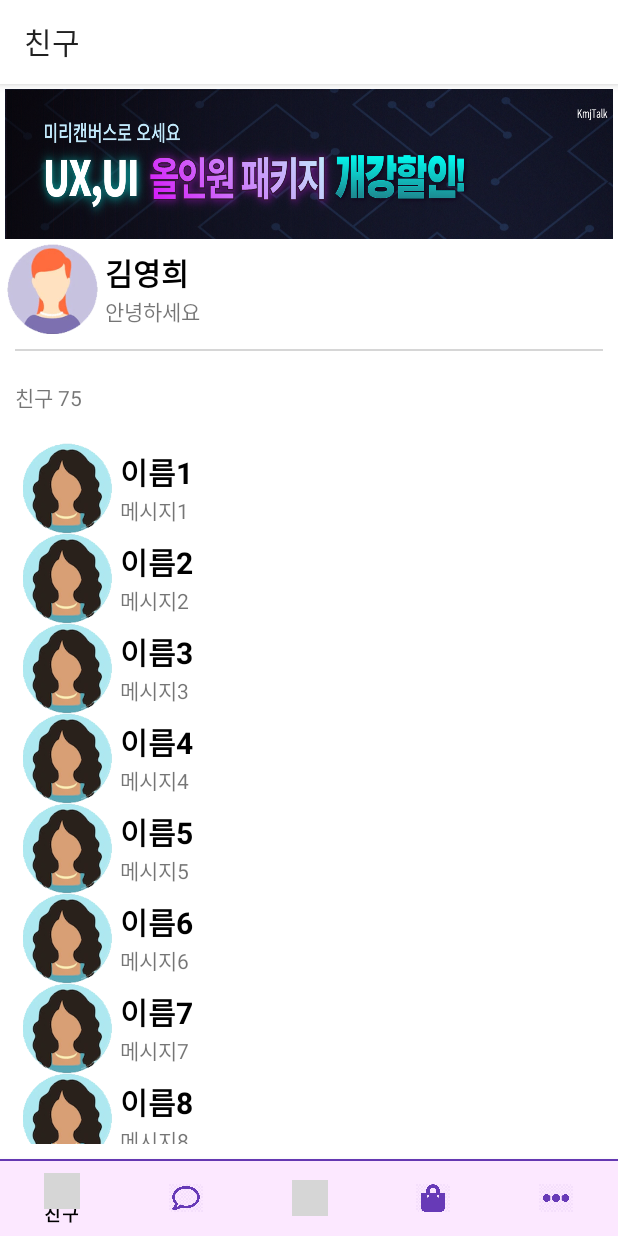
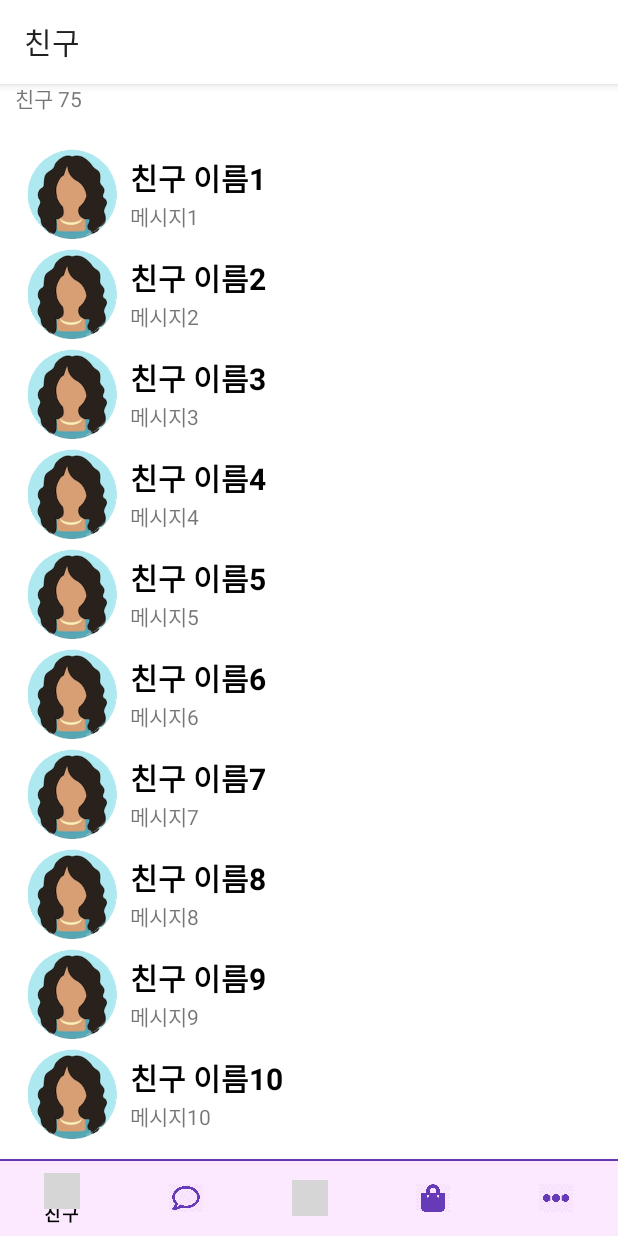
Before and after one commit to yd5726/Android_Study_RE, an Android app: the screen it shows after launch (MainActivity), on a phone screen of 412 x 824 dp. Run offline under Robolectric (Android 15) with nearby library versions, the phone set to English and light mode, and no system bars; grey boxes are pictures that could not be loaded.

Commit message:
Update Project01_Clone
Update Project01_Clone

```diff
--- a/Project01_Clone/app/src/main/java/com/example/project01_clone/MainActivity.java
+++ b/Project01_Clone/app/src/main/java/com/example/project01_clone/MainActivity.java
@@ -9,6 +9,7 @@ import android.os.Bundle;
 import android.view.MenuItem;
 import android.widget.FrameLayout;
 
+import com.example.project01_clone.Chatlist.ChatFragment;
 import com.example.project01_clone.friendlist.FriendFragment;
 import com.google.android.material.bottomnavigation.BottomNavigationView;
 
@@ -42,6 +43,7 @@ public class MainActivity extends AppCompatActivity {
                     changeFragment(new FriendFragment());
                 }else if(item.getItemId() == R.id.btm_item2){
                     actionBar.setTitle("채팅");
+                    changeFragment(new ChatFragment());
                 }else if(item.getItemId() == R.id.btm_item3){
                     actionBar.setTitle("뷰");
                 }else if(item.getItemId() == R.id.btm_item4){
--- a/Project01_Clone/app/src/main/java/com/example/project01_clone/friendlist/FriendAdapter.java
+++ b/Project01_Clone/app/src/main/java/com/example/project01_clone/friendlist/FriendAdapter.java
@@ -1,5 +1,7 @@
 package com.example.project01_clone.friendlist;
 
+import android.content.Context;
+import android.content.Intent;
 import android.view.LayoutInflater;
 import android.view.View;
 import android.view.ViewGroup;
@@ -14,14 +16,16 @@ import com.example.project01_clone.R;
 import java.util.ArrayList;
 
 //2
-public class FriendAdapter extends RecyclerView.Adapter<FriendAdapter.KmjViewHoder>{
+public class FriendAdapter extends RecyclerView.Adapter<FriendAdapter.KmjViewHoder> {
     //3
     LayoutInflater inflater;
     ArrayList<FriendDTO> list;
+    Context context;
 
-    public FriendAdapter(LayoutInflater inflater, ArrayList<FriendDTO> list){
+    public FriendAdapter(LayoutInflater inflater, ArrayList<FriendDTO> list, Context context){
         this.inflater = inflater;
         this.list = list;
+        this.context = context;
     }
 
     @NonNull
@@ -35,10 +39,28 @@ public class FriendAdapter extends RecyclerView.Adapter<FriendAdapter.KmjViewHod
 
     //5
     @Override
-    public void onBindViewHolder(@NonNull KmjViewHoder holder, int position) {
-        holder.iv_profile.setImageResource(list.get(position).getImgRes());
-        holder.tv_name.setText(list.get(position).getName());
-        holder.tv_msg.setText(list.get(position).getMsg());
+    public void onBindViewHolder(@NonNull KmjViewHoder holder, int i) {
+        holder.iv_profile.setImageResource(list.get(i).getImgRes());
+        holder.tv_name.setText(list.get(i).getName());
+        holder.tv_msg.setText(list.get(i).getMsg());
+        // 지정한 위치에 xml 붙이는 것 : 인플리에이트 (inflater.inflate())
+        // ※ 액티비티를 띄울 때 꼭 필요한 것(현재 화면의 정보) ==> Context ※ ★★★
+        // Context 는 일반 클래스라서 바로 접근할 수 없다. <<= 화면에 나오는 클래스로부터 받아옴
+        // ※ 꼭 필요한 것 : 통신을 통해 액티비티를 띄우게 하는 객체 ==> Intent ※
+        final int idx = i;
+        holder.iv_profile.setOnClickListener(new View.OnClickListener() {
+            @Override
+            public void onClick(View v) {
+                //Intent intent = new Intent(v.getContext(),DetailActivity.class);
+                //startActivity(intent);
+                // 화면에 나오는 것 : Class
+                // 프래그먼트 : 반드시 액티비티를 거쳐서 붙어있음
+                // ↑ 두 개의 화면에 나오는 클래스로부터 받아올 수 있는 정보 (Context)
+                Intent intent = new Intent(context, DetailActivity.class);
+                intent.putExtra("dto",list.get(idx));   // i가 변하지 않는 값임을 나타내자 ★★★
+                context.startActivity(intent);
+            }
+        });
     }
 
     //4
--- a/Project01_Clone/app/src/main/java/com/example/project01_clone/friendlist/FriendDTO.java
+++ b/Project01_Clone/app/src/main/java/com/example/project01_clone/friendlist/FriendDTO.java
@@ -1,6 +1,8 @@
 package com.example.project01_clone.friendlist;
 
-public class FriendDTO {
+import java.io.Serializable;
+
+public class FriendDTO implements Serializable {
     private int imgRes;
     private  String name , msg;
 
--- a/Project01_Clone/app/src/main/java/com/example/project01_clone/friendlist/FriendFragment.java
+++ b/Project01_Clone/app/src/main/java/com/example/project01_clone/friendlist/FriendFragment.java
@@ -36,11 +36,11 @@ public class FriendFragment extends Fragment {
         View v = inflater.inflate(R.layout.fragment_friend, container, false);
 
         for(int i=0; i<30; i++){
-            list.add(new FriendDTO(imgArr[new Random().nextInt(imgArr.length)], "이름"+(i+1),"메시지"+(i+1)));
+            list.add(new FriendDTO(imgArr[new Random().nextInt(imgArr.length)], "친구 이름"+(i+1),"메시지"+(i+1)));
         }
 
         recv_friend_frag = v.findViewById(R.id.recv_friend_frag);
-        recv_friend_frag.setAdapter(new FriendAdapter(inflater, list));
+        recv_friend_frag.setAdapter(new FriendAdapter(inflater, list, getContext()));
         recv_friend_frag.setLayoutManager(new LinearLayoutManager(getContext(),RecyclerView.VERTICAL,false));
 
         return v;
--- /dev/null
+++ b/Project01_Clone/app/src/main/res/drawable/ic_baseline_brightness_2_24.xml
@@ -0,0 +1,5 @@
+<vector android:height="24dp" android:tint="#673AB7"
+    android:viewportHeight="24" android:viewportWidth="24"
+    android:width="24dp" xmlns:android="http://schemas.android.com/apk/res/android">
+    <path android:fillColor="@android:color/white" android:pathData="M10,2c-1.82,0 -3.53,0.5 -5,1.35C7.99,5.08 10,8.3 10,12s-2.01,6.92 -5,8.65C6.47,21.5 8.18,22 10,22c5.52,0 10,-4.48 10,-10S15.52,2 10,2z"/>
+</vector>
--- /dev/null
+++ b/Project01_Clone/app/src/main/res/drawable/ic_baseline_catching_pokemon_24.xml
@@ -0,0 +1,5 @@
+<vector android:height="24dp" android:tint="#673AB7"
+    android:viewportHeight="24" android:viewportWidth="24"
+    android:width="24dp" xmlns:android="http://schemas.android.com/apk/res/android">
+    <path android:fillColor="@android:color/white" android:pathData="M14.5,12c0,1.38 -1.12,2.5 -2.5,2.5c-1.38,0 -2.5,-1.12 -2.5,-2.5s1.12,-2.5 2.5,-2.5C13.38,9.5 14.5,10.62 14.5,12zM22,12c0,5.52 -4.48,10 -10,10C6.48,22 2,17.52 2,12S6.48,2 12,2C17.52,2 22,6.48 22,12zM20,12h-4c0,-2.21 -1.79,-4 -4,-4c-2.21,0 -4,1.79 -4,4H4c0,4.41 3.59,8 8,8C16.41,20 20,16.41 20,12z"/>
+</vector>
--- /dev/null
+++ b/Project01_Clone/app/src/main/res/drawable/ic_baseline_electric_meter_24.xml
@@ -0,0 +1,5 @@
+<vector android:height="24dp" android:tint="#673AB7"
+    android:viewportHeight="24" android:viewportWidth="24"
+    android:width="24dp" xmlns:android="http://schemas.android.com/apk/res/android">
+    <path android:fillColor="@android:color/white" android:pathData="M12,2c-4.96,0 -9,4.04 -9,9c0,3.91 2.51,7.24 6,8.47V22h2v-2.06c0.33,0.04 0.66,0.06 1,0.06s0.67,-0.02 1,-0.06V22h2v-2.53c3.49,-1.24 6,-4.57 6,-8.47C21,6.04 16.96,2 12,2zM14.25,14l-3,3l-1.5,-1.5L11,14.25L9.75,13l3,-3l1.5,1.5L13,12.75L14.25,14zM16,9H8V7h8V9z"/>
+</vector>
--- /dev/null
+++ b/Project01_Clone/app/src/main/res/drawable/ic_baseline_emoji_emotions_24.xml
@@ -0,0 +1,5 @@
+<vector android:height="24dp" android:tint="#673AB7"
+    android:viewportHeight="24" android:viewportWidth="24"
+    android:width="24dp" xmlns:android="http://schemas.android.com/apk/res/android">
+    <path android:fillColor="@android:color/white" android:pathData="M11.99,2C6.47,2 2,6.48 2,12c0,5.52 4.47,10 9.99,10C17.52,22 22,17.52 22,12C22,6.48 17.52,2 11.99,2zM8.5,8C9.33,8 10,8.67 10,9.5S9.33,11 8.5,11S7,10.33 7,9.5S7.67,8 8.5,8zM12,18c-2.28,0 -4.22,-1.66 -5,-4h10C16.22,16.34 14.28,18 12,18zM15.5,11c-0.83,0 -1.5,-0.67 -1.5,-1.5S14.67,8 15.5,8S17,8.67 17,9.5S16.33,11 15.5,11z"/>
+</vector>
--- a/Project01_Clone/app/src/main/res/layout/fragment_friend.xml
+++ b/Project01_Clone/app/src/main/res/layout/fragment_friend.xml
@@ -1,5 +1,5 @@
 <?xml version="1.0" encoding="utf-8"?>
-<LinearLayout
+<androidx.core.widget.NestedScrollView
     xmlns:android="http://schemas.android.com/apk/res/android"
     xmlns:tools="http://schemas.android.com/tools"
     android:layout_width="match_parent"
@@ -7,6 +7,12 @@
     tools:context=".friendlist.FriendFragment"
     android:orientation="vertical">
 
+    <!--ScrollView 는 하나의 자식요소만 가질 수 있기 때문에 -->
+
+    <LinearLayout
+        android:layout_width="match_parent"
+        android:layout_height="match_parent"
+        android:orientation="vertical">
         <ImageView
         android:src="@drawable/talk_banner"
         android:scaleType="fitXY"
@@ -16,6 +22,7 @@
         <LinearLayout
         android:layout_width="match_parent"
         android:layout_height="wrap_content"
+        android:layout_margin="10dp"
         android:orientation="horizontal">
         <ImageView
             android:src="@drawable/profile_img1"
@@ -25,6 +32,7 @@
             android:layout_width="wrap_content"
             android:layout_height="wrap_content"
             android:orientation="vertical"
+            android:layout_margin="3dp"
             android:layout_gravity="center">
             <TextView
                 android:text="김영희"
@@ -42,7 +50,7 @@
         <View
         android:layout_width="match_parent"
         android:layout_height="1dp"
-        android:layout_margin="10dp"
+        android:layout_margin="3dp"
         android:background="#D6D6D6"/>
         <TextView
         android:text="친구 75"
@@ -56,3 +64,4 @@
         android:layout_height="0dp"
         android:layout_weight="1"/>
     </LinearLayout>
+</androidx.core.widget.NestedScrollView>
--- /dev/null
+++ b/Project01_Clone/app/src/main/res/layout/item_recv_chat.xml
@@ -0,0 +1,6 @@
+<?xml version="1.0" encoding="utf-8"?>
+<androidx.constraintlayout.widget.ConstraintLayout xmlns:android="http://schemas.android.com/apk/res/android"
+    android:layout_width="match_parent"
+    android:layout_height="match_parent">
+
+</androidx.constraintlayout.widget.ConstraintLayout>
--- a/Project01_Clone/app/src/main/res/layout/item_recv_friend.xml
+++ b/Project01_Clone/app/src/main/res/layout/item_recv_friend.xml
@@ -3,6 +3,7 @@
     xmlns:android="http://schemas.android.com/apk/res/android"
     android:layout_width="match_parent"
     android:layout_height="wrap_content"
+    android:layout_margin="3dp"
     android:orientation="vertical">
     <LinearLayout
         android:layout_width="match_parent"
@@ -17,6 +18,7 @@
             android:layout_width="wrap_content"
             android:layout_height="wrap_content"
             android:orientation="vertical"
+            android:layout_margin="3dp"
             android:layout_gravity="center">
             <TextView
                 android:id="@+id/tv_name"
@@ -26,11 +28,12 @@
                 android:textColor="@color/black"
                 android:layout_width="wrap_content"
                 android:layout_height="wrap_content"/>
+
             <TextView
                 android:id="@+id/tv_msg"
-                android:text="안녕하세요"
                 android:layout_width="wrap_content"
-                android:layout_height="wrap_content"/>
+                android:layout_height="wrap_content"
+                android:text="안녕하세요" />
         </LinearLayout>
     </LinearLayout>
 
```
Also changed, not shown: Project01_Clone/app/src/main/AndroidManifest.xml (+8 -2 lines), Project01_Clone/app/src/main/java/com/example/project01_clone/Chatlist/ChatAdapter.java (added, +43 -0 lines), Project01_Clone/app/src/main/java/com/example/project01_clone/Chatlist/ChatFragment.java (added, +21 -0 lines), Project01_Clone/app/src/main/java/com/example/project01_clone/friendlist/DetailActivity.java (added, +69 -0 lines), Project01_Clone/app/src/main/res/layout/activity_detail.xml (added, +84 -0 lines), Project01_Clone/app/src/main/res/layout/fragment_chat.xml (added, +15 -0 lines). Lines whose indentation alone changed are shown as unchanged.
